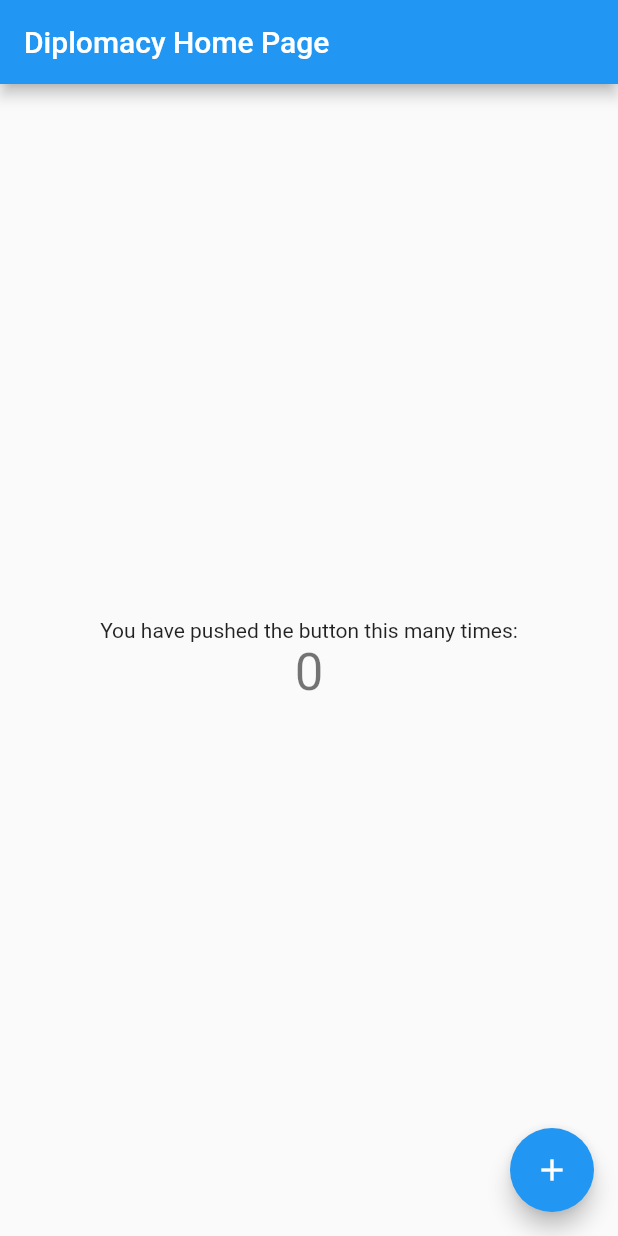
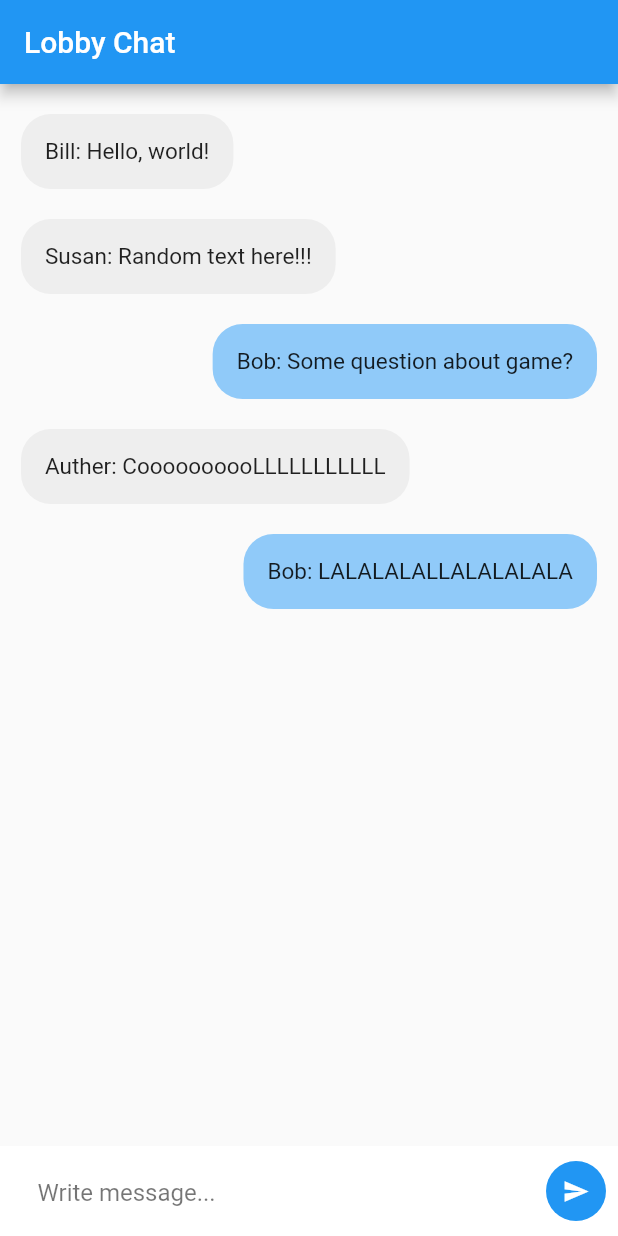
Before and after one commit to CPTR450-Diplomacy/frontend, a Flutter app: the screen it shows after launch, on a phone screen of 412 x 824 dp. Run offline on Flutter 3.47's test engine with Material 2 defaults, Android fonts, the phone set to English and light mode, and no system bars.

Commit message:
created sketch chatscreen

```diff
--- /dev/null
+++ b/lib/chatmessages.dart
@@ -0,0 +1,10 @@
+//https://www.freecodecamp.org/news/build-a-chat-app-ui-with-flutter/
+class ChatMessage {
+  String messageContent;
+  String messageType;
+  String messageFrom;
+  ChatMessage(
+      {required this.messageFrom,
+      required this.messageContent,
+      required this.messageType});
+}
--- /dev/null
+++ b/lib/chatscreen.dart
@@ -0,0 +1,115 @@
+import 'package:flutter/material.dart';
+import 'package:frontend/chatmessages.dart';
+
+//https://www.freecodecamp.org/news/build-a-chat-app-ui-with-flutter/
+class ChatScreen extends StatefulWidget {
+  const ChatScreen({Key? key}) : super(key: key);
+
+  @override
+  _ChatScreenState createState() => _ChatScreenState();
+}
+
+class _ChatScreenState extends State<ChatScreen> {
+  @override
+  Widget build(BuildContext context) {
+    List<ChatMessage> messages = [
+      ChatMessage(
+          messageFrom: "Bill: ",
+          messageContent: "Hello, world!",
+          messageType: "receiver"),
+      ChatMessage(
+          messageFrom: "Susan: ",
+          messageContent: "Random text here!!!",
+          messageType: "receiver"),
+      ChatMessage(
+          messageFrom: "Bob: ",
+          messageContent: "Some question about game?",
+          messageType: "sender"),
+      ChatMessage(
+          messageFrom: "Auther: ",
+          messageContent: "CoooooooooLLLLLLLLLLL",
+          messageType: "receiver"),
+      ChatMessage(
+          messageFrom: "Bob: ",
+          messageContent: "LALALALALLALALALALA",
+          messageType: "sender"),
+    ];
+    return Scaffold(
+      appBar: AppBar(
+        title: const Text("Lobby Chat"),
+      ),
+      body: Stack(
+        children: <Widget>[
+          ListView.builder(
+            itemCount: messages.length,
+            shrinkWrap: true,
+            padding: const EdgeInsets.only(top: 10, bottom: 10),
+            physics: const NeverScrollableScrollPhysics(),
+            itemBuilder: (context, index) {
+              return Container(
+                padding: const EdgeInsets.only(
+                    left: 14, right: 14, top: 10, bottom: 10),
+                child: Align(
+                  alignment: (messages[index].messageType == "receiver"
+                      ? Alignment.topLeft
+                      : Alignment.topRight),
+                  child: Container(
+                    decoration: BoxDecoration(
+                      borderRadius: BorderRadius.circular(20),
+                      color: (messages[index].messageType == "receiver"
+                          ? Colors.grey.shade200
+                          : Colors.blue[200]),
+                    ),
+                    padding: const EdgeInsets.all(16),
+                    child: Text(
+                      messages[index].messageFrom +
+                          messages[index].messageContent,
+                      style: const TextStyle(fontSize: 15),
+                    ),
+                  ),
+                ),
+              );
+            },
+          ),
+          Align(
+            alignment: Alignment.bottomLeft,
+            child: Container(
+              padding: const EdgeInsets.only(left: 10, bottom: 10, top: 10),
+              height: 60,
+              width: double.infinity,
+              color: Colors.white,
+              child: Row(
+                children: <Widget>[
+                  const SizedBox(
+                    width: 15,
+                  ),
+                  const Expanded(
+                    child: TextField(
+                      decoration: InputDecoration(
+                          hintText: "Write message...",
+                          hintStyle: TextStyle(color: Colors.black54),
+                          border: InputBorder.none),
+                    ),
+                  ),
+                  const SizedBox(
+                    width: 15,
+                  ),
+                  FloatingActionButton(
+                    onPressed: () {}, // Create message
+                    child: const Icon(
+                      Icons.send,
+                      color: Colors.white,
+                      size: 18,
+                    ),
+                    backgroundColor: Colors.blue,
+                    elevation: 0,
+                  ),
+                ],
+              ),
+            ),
+          ),
+        ],
+      ),
+    );
+  }
+}
--- a/lib/main.dart
+++ b/lib/main.dart
@@ -1,4 +1,5 @@
 import 'package:flutter/material.dart';
+import 'package:frontend/chatscreen.dart';
 
 void main() {
   runApp(const MyApp());
@@ -11,6 +12,7 @@ class MyApp extends StatelessWidget {
   @override
   Widget build(BuildContext context) {
     return MaterialApp(
+      debugShowCheckedModeBanner: false,
       title: 'Diplomacy',
       theme: ThemeData(
         // This is the theme of your application.
@@ -24,7 +26,7 @@ class MyApp extends StatelessWidget {
         // is not restarted.
         primarySwatch: Colors.blue,
       ),
-      home: const MyHomePage(title: 'Diplomacy Home Page'),
+      home: const ChatScreen(),
     );
   }
 }
```
